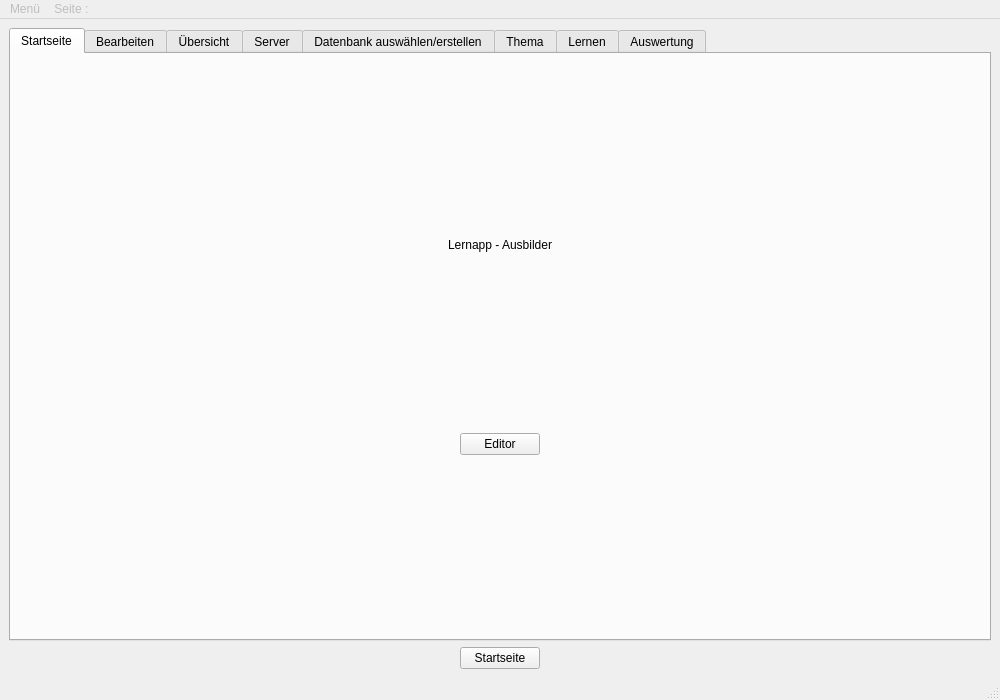
Qt form devLernapp/lernapp.ui (sterniR/LernApp) before a commit.
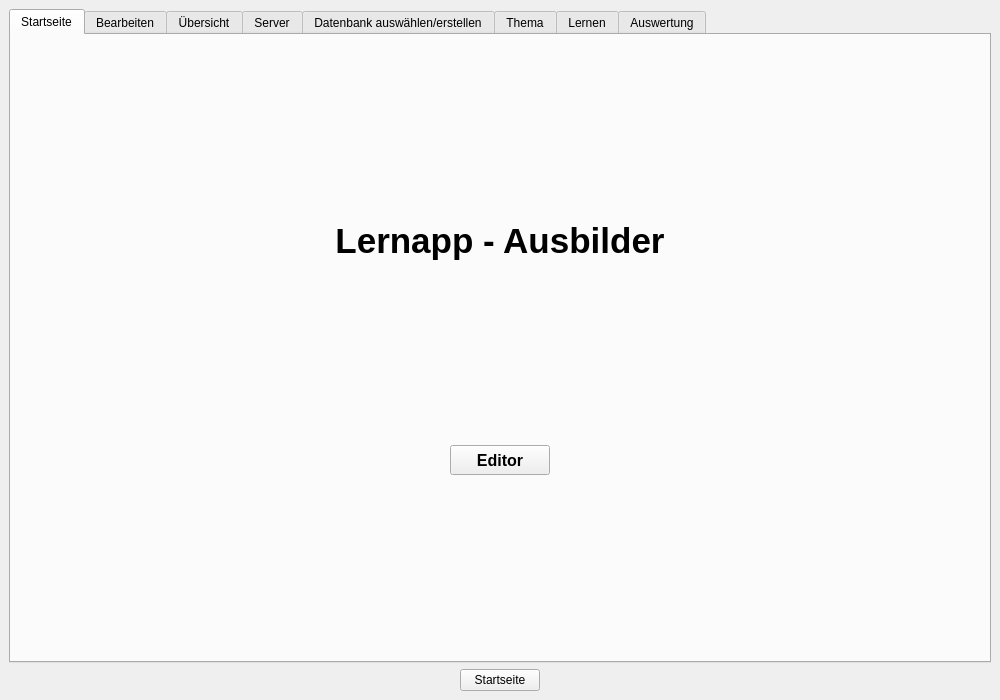
The same form after that commit. The open tabs and pages were chosen to show the change.

The edit to the form file:
```diff
--- a/devLernapp/lernapp.ui
+++ b/devLernapp/lernapp.ui
@@ -113,6 +113,18 @@
             </item>
             <item>
              <widget class="QPushButton" name="button_editorStart">
+              <property name="minimumSize">
+               <size>
+                <width>100</width>
+                <height>30</height>
+               </size>
+              </property>
+              <property name="font">
+               <font>
+                <pointsize>12</pointsize>
+                <bold>true</bold>
+               </font>
+              </property>
               <property name="text">
                <string>Editor</string>
               </property>
@@ -161,6 +173,12 @@
           </item>
           <item row="2" column="1">
            <widget class="QLabel" name="label1_1">
+            <property name="font">
+             <font>
+              <pointsize>26</pointsize>
+              <bold>true</bold>
+             </font>
+            </property>
             <property name="text">
              <string>Lernapp - Ausbilder</string>
             </property>
@@ -1345,34 +1363,6 @@
     </item>
    </layout>
   </widget>
-  <widget class="QMenuBar" name="menubar">
-   <property name="enabled">
-    <bool>false</bool>
-   </property>
-   <property name="geometry">
-    <rect>
-     <x>0</x>
-     <y>0</y>
-     <width>1000</width>
-     <height>22</height>
-    </rect>
-   </property>
-   <widget class="QMenu" name="menuMen">
-    <property name="title">
-     <string>Menü</string>
-    </property>
-    <addaction name="actionNext"/>
-    <addaction name="actionBack"/>
-   </widget>
-   <widget class="QMenu" name="menuSeite">
-    <property name="title">
-     <string>Seite : </string>
-    </property>
-   </widget>
-   <addaction name="menuMen"/>
-   <addaction name="menuSeite"/>
-  </widget>
-  <widget class="QStatusBar" name="statusbar"/>
   <action name="actionNext">
    <property name="enabled">
     <bool>true</bool>
```
Left out of the diff: 2 changed lines with no effect on the pictures.
